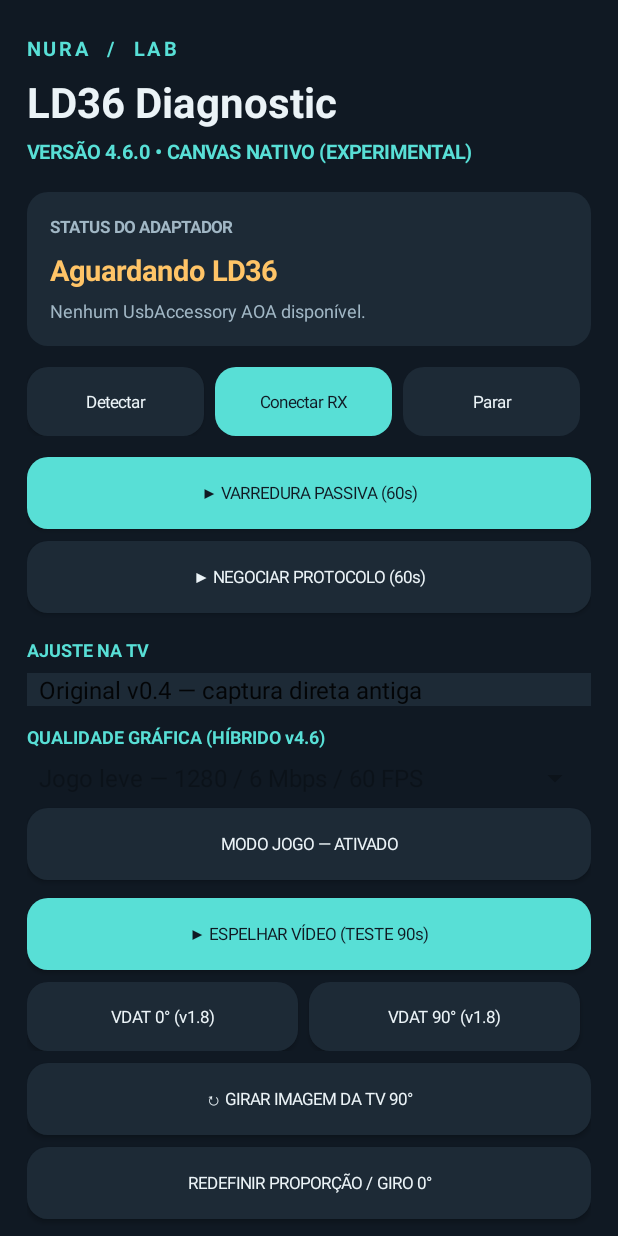
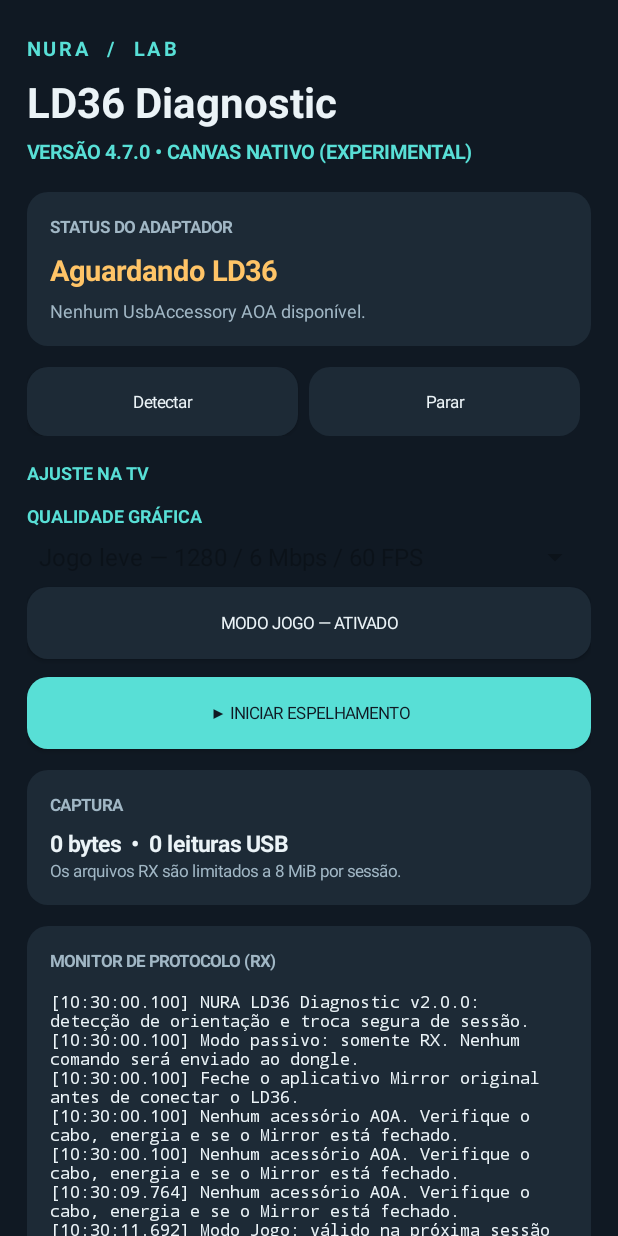
Before and after one commit to amorim220-design/NURA-LD36-Diagnostic, an Android app: the screen it shows after launch (MainActivity), after a tap on "MODO JOGO — DESATIVADO", on a phone screen of 412 x 824 dp. Run offline under Robolectric (Android 15) with nearby library versions, the phone set to English and light mode, and no system bars; 3 other taps on this screen came first.

Commit message:
V47 clean validated profiles and hide legacy diagnostics

```diff
--- a/app/src/main/java/com/nura/ld36diagnostic/MainActivity.java
+++ b/app/src/main/java/com/nura/ld36diagnostic/MainActivity.java
@@ -236,7 +236,7 @@ public final class MainActivity extends Activity {
         TextView title = text("LD36 Diagnostic", 28, INK, Typeface.BOLD);
         title.setPadding(0, dp(7), 0, dp(5));
         root.addView(title);
-        TextView subtitle = text("VERSÃO 4.6.0 • CANVAS NATIVO (EXPERIMENTAL)", 13, ACCENT, Typeface.BOLD);
+        TextView subtitle = text("VERSÃO 4.7.0 • CANVAS NATIVO (EXPERIMENTAL)", 13, ACCENT, Typeface.BOLD);
         root.addView(subtitle);
 
         LinearLayout statusCard = columnCard();
@@ -256,13 +256,13 @@ public final class MainActivity extends Activity {
         stopButton = button("Parar", PANEL, INK);
         Button autoButton = button("▶ VARREDURA PASSIVA (60s)", ACCENT, BG);
         Button activeButton = button("▶ NEGOCIAR PROTOCOLO (60s)", PANEL, INK);
-        Button videoButton = button("▶ ESPELHAR VÍDEO (TESTE 90s)", ACCENT, BG);
+        Button videoButton = button("▶ INICIAR ESPELHAMENTO", ACCENT, BG);
         stopButton.setEnabled(false);
         addButton(commands, scanButton);
-        addButton(commands, connectButton);
+
         addButton(commands, stopButton);
-        addToRoot(root, autoButton, 14);
-        addToRoot(root, activeButton, 8);
+
+
         TextView fitLabel = text("AJUSTE NA TV", 12, ACCENT, Typeface.BOLD);
         addToRoot(root, fitLabel, 16);
         Spinner fitPicker = new Spinner(this);
@@ -294,23 +294,7 @@ public final class MainActivity extends Activity {
         fitPicker.setAdapter(fitAdapter);
         fitPicker.setBackgroundColor(PANEL);
         // New mode is opt-in: known-working Original remains safe initial selection.
-        int mode = getPreferences(MODE_PRIVATE).getInt("capture_mode_v35",
-            getPreferences(MODE_PRIVATE).getInt("capture_mode_v32",
-            getPreferences(MODE_PRIVATE).getInt("capture_mode_v27",
-            getPreferences(MODE_PRIVATE).getInt("capture_mode_v26",
-            getPreferences(MODE_PRIVATE).getInt("capture_mode_v24",
-            getPreferences(MODE_PRIVATE).getInt("capture_mode_v23",
-            getPreferences(MODE_PRIVATE).getInt("capture_mode_v22",
-            getPreferences(MODE_PRIVATE).getInt("capture_mode_v21",
-            getPreferences(MODE_PRIVATE).getInt("capture_mode_v20",
-            getPreferences(MODE_PRIVATE).getInt("capture_mode_v19",
-            getPreferences(MODE_PRIVATE).getInt("capture_mode_v18",
-            getPreferences(MODE_PRIVATE).getInt("capture_mode_v17",
-            getPreferences(MODE_PRIVATE).getInt("capture_mode_v16",
-            getPreferences(MODE_PRIVATE).getInt("capture_mode_v15",
-                getPreferences(MODE_PRIVATE).getInt("capture_mode_v13", 0)))))))))))))));
-        if (mode == 13 || mode == 15) mode = 14; // Never restore failed v2.3/v2.5
-        if (mode < 0 || mode > 19) mode = 0;
+        int mode = 19;
         fillTvSelected = mode == 1;
         directTvSelected = mode == 2;
         autoOriginalSelected = mode == 3;
@@ -417,14 +401,14 @@ public final class MainActivity extends Activity {
             }
             @Override public void onNothingSelected(AdapterView<?> parent) { }
         });
-        addToRoot(root, fitPicker, 7);
-        addToRoot(root, text("QUALIDADE GRÁFICA (HÍBRIDO v4.6)", 12, ACCENT, Typeface.BOLD), 12);
+        // Legacy capture modes hidden; validated hybrid is always selected.
+        addToRoot(root, text("QUALIDADE GRÁFICA", 12, ACCENT, Typeface.BOLD), 12);
         Spinner qualityPicker = new Spinner(this);
-        ArrayAdapter<String> qualityAdapter = new ArrayAdapter<>(this, android.R.layout.simple_spinner_item, new String[]{"Original V44 — 1280 / 4 Mbps / 30 FPS", "Econômico — 960 / 2 Mbps / 30 FPS", "Nitidez — 1280 / 8 Mbps / 30 FPS", "Full HD proporcional — 1920 / 10 Mbps / 30 FPS", "Full HD fluido — 1920 / 12 Mbps / 60 FPS (experimental)", "Jogo leve — 1280 / 6 Mbps / 60 FPS", "Fluido — 1920 / 8 Mbps / 45 FPS", "Full HD jogo — 1920 / 8 Mbps / 60 FPS"});
+        ArrayAdapter<String> qualityAdapter = new ArrayAdapter<>(this, android.R.layout.simple_spinner_item, new String[]{"Original V44 — 1280 / 4 Mbps / 30 FPS", "Econômico — 960 / 2 Mbps / 30 FPS", "Nitidez — 1280 / 8 Mbps / 30 FPS", "Full HD proporcional — 1920 / 10 Mbps / 30 FPS", "Jogo leve — 1280 / 6 Mbps / 60 FPS", "Fluido — 1920 / 8 Mbps / 45 FPS", "Full HD jogo — 1920 / 8 Mbps / 60 FPS"});
         qualityAdapter.setDropDownViewResource(android.R.layout.simple_spinner_dropdown_item);
         qualityPicker.setAdapter(qualityAdapter);
         qualityPicker.setOnItemSelectedListener(new AdapterView.OnItemSelectedListener() {
-            public void onItemSelected(AdapterView<?> parent, android.view.View view, int position, long id) { qualityProfile = position; }
+            public void onItemSelected(AdapterView<?> parent, android.view.View view, int position, long id) { qualityProfile = position >= 4 ? position + 1 : position; }
             public void onNothingSelected(AdapterView<?> parent) { }
         });
         addToRoot(root, qualityPicker, 7);
@@ -433,10 +417,10 @@ public final class MainActivity extends Activity {
         final boolean[] gameEnabled = {false};
         gameButton.setOnClickListener(v -> {
             if (running.get()) { appendLog("Pare a transmissão antes de alterar o Modo Jogo."); return; }
-            if (!gameEnabled[0]) { previousQuality[0] = qualityPicker.getSelectedItemPosition(); qualityPicker.setSelection(5); qualityProfile = 5; gameEnabled[0] = true; qualityPicker.setEnabled(false); }
-            else { qualityPicker.setEnabled(true); qualityPicker.setSelection(previousQuality[0]); qualityProfile = previousQuality[0]; gameEnabled[0] = false; }
+            if (!gameEnabled[0]) { previousQuality[0] = qualityPicker.getSelectedItemPosition(); qualityPicker.setSelection(4); qualityProfile = 5; gameEnabled[0] = true; qualityPicker.setEnabled(false); }
+            else { qualityPicker.setEnabled(true); qualityPicker.setSelection(previousQuality[0]); qualityProfile = previousQuality[0] >= 4 ? previousQuality[0] + 1 : previousQuality[0]; gameEnabled[0] = false; }
             gameButton.setText(gameEnabled[0] ? "MODO JOGO — ATIVADO" : "MODO JOGO — DESATIVADO");
-            appendLog("Modo Jogo: válido na próxima sessão HÍBRIDO v4.6.");
+            appendLog("Modo Jogo: válido na próxima sessão automática.");
         });
         addToRoot(root, gameButton, 8);
         addToRoot(root, videoButton, 12);
@@ -446,13 +430,13 @@ public final class MainActivity extends Activity {
         angleButtons.setOrientation(LinearLayout.HORIZONTAL);
         addButton(angleButtons, testAngle0);
         addButton(angleButtons, testAngle90);
-        addToRoot(root, angleButtons, 8);
+
         testAngle0.setOnClickListener(v -> chooseManualVdatAngle(0));
         testAngle90.setOnClickListener(v -> chooseManualVdatAngle(90));
         Button rotateButton = button("↻ GIRAR IMAGEM DA TV 90°", PANEL, INK);
-        addToRoot(root, rotateButton, 8);
+
         Button resetGeometryButton = button("REDEFINIR PROPORÇÃO / GIRO 0°", PANEL, INK);
-        addToRoot(root, resetGeometryButton, 8);
+
         resetGeometryButton.setOnClickListener(v -> {
             if (!running.get() || !videoStarted || !fillTvSelected) {
                 appendLog("Redefinir: inicie antes o modo Rotacao experimental.");
```
